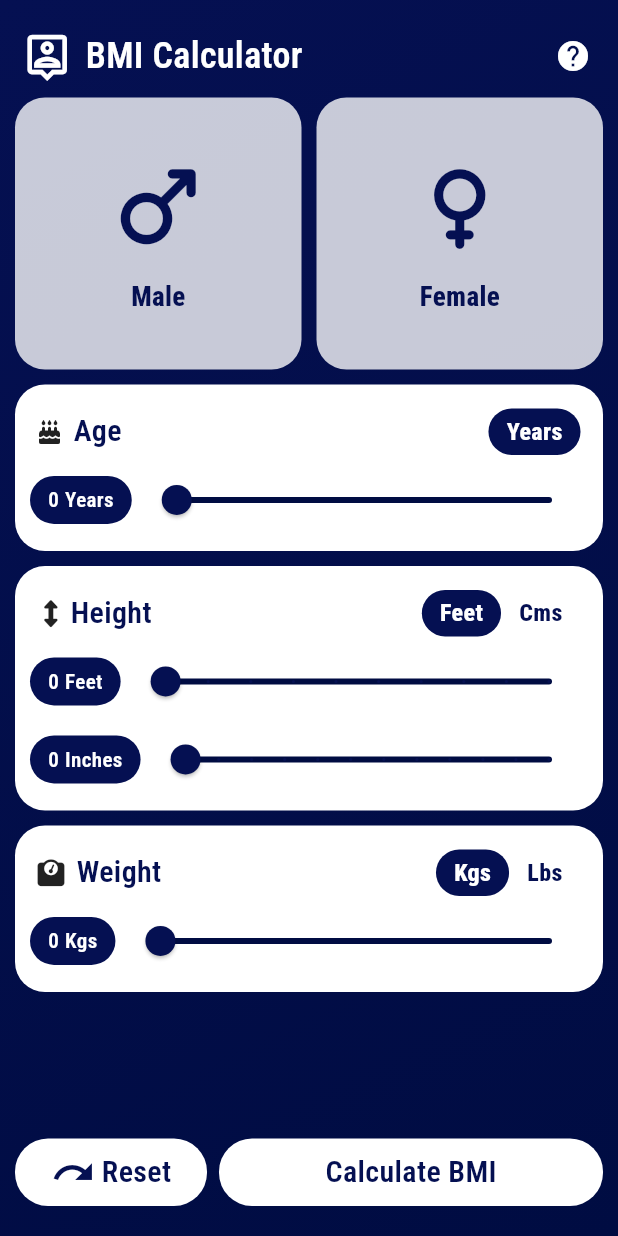
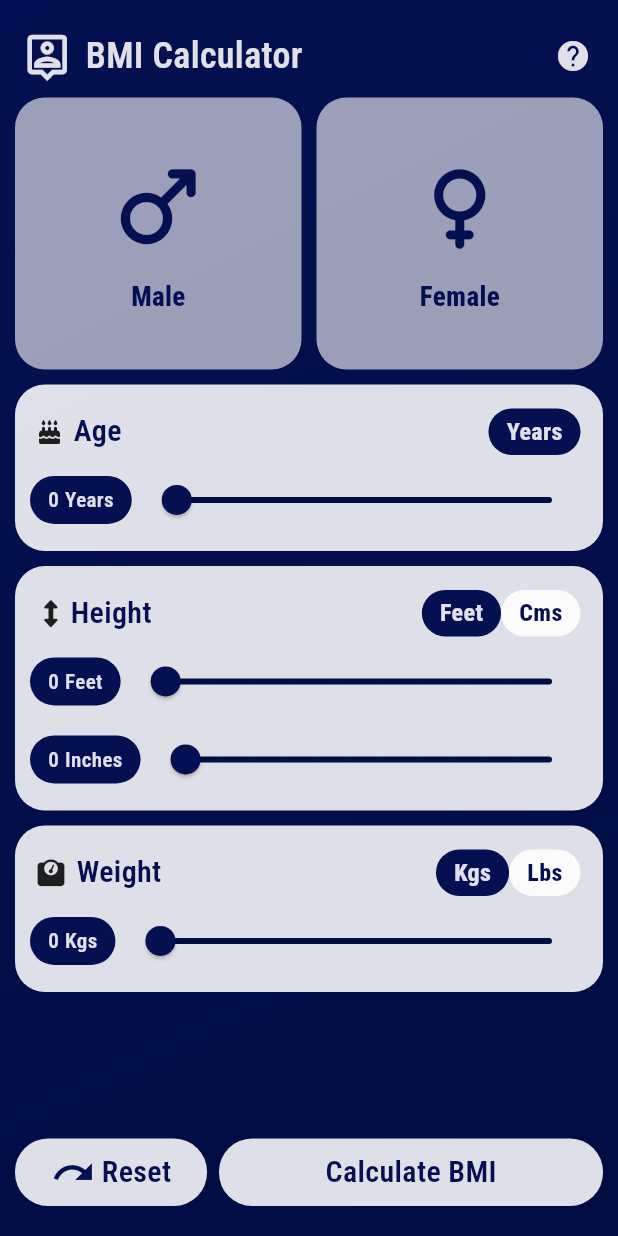
Before and after one commit to gh-devcx420/bmi_calculator_V2.0, a Flutter app: the screen it shows after launch, on a phone screen of 412 x 824 dp. Run offline on Flutter 3.47's test engine with Material 3 defaults, Android fonts, the phone set to English and light mode, and no system bars; our stand-ins replace font_awesome_flutter, google_fonts, syncfusion_flutter_gauges.

Commit message:
Ver 2.0.9

```diff
--- a/lib/constants.dart
+++ b/lib/constants.dart
@@ -2,8 +2,8 @@ import 'package:flutter/material.dart';
 import 'package:google_fonts/google_fonts.dart';
 
 /// 1) List of Constant COLOUR VALUES used in the APP.
-Color kPrimaryWhite = Colors.white;
-Color kSecondaryWhite = const Color(0xc7ffffff);
+Color kPrimaryWhite = const Color(0xdeffffff);
+Color kSecondaryWhite = const Color(0x99ffffff);
 Color kPrimaryBlue = const Color(0xff051052);
 Color kSecondaryBlue = const Color(0xff000c42);
 
```
Also changed, not shown: pubspec.lock, 7 other files.
